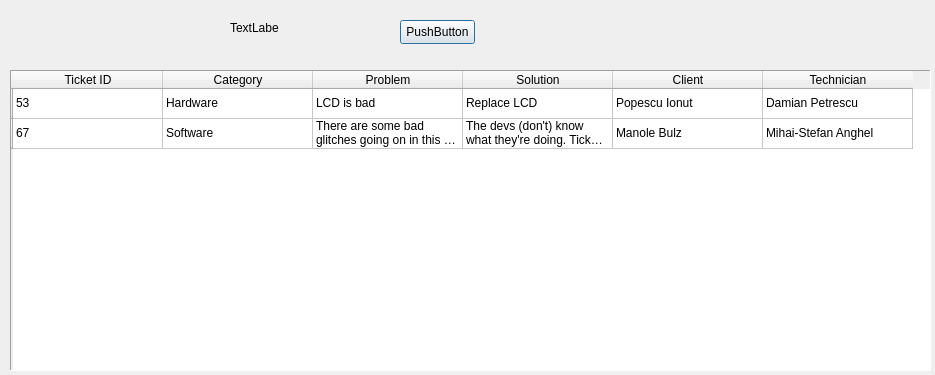
The window that DroidRepairQtClient/ticketviewerdialog.ui (AndreiVladescu/DroidRepair-Ticketing-App) describes before a commit, drawn with Qt 5.
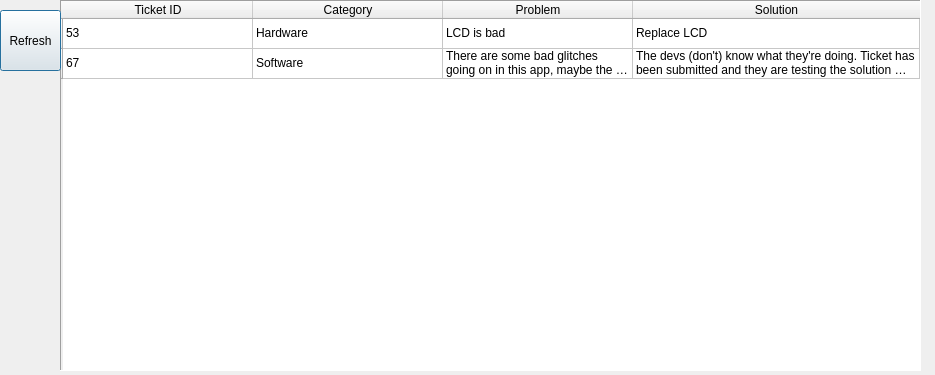
The same window after the commit.

The edit to the form file:
```diff
--- a/DroidRepairQtClient/ticketviewerdialog.ui
+++ b/DroidRepairQtClient/ticketviewerdialog.ui
@@ -16,10 +16,10 @@
   <widget class="QTableWidget" name="ticketTableWidget">
    <property name="geometry">
     <rect>
-     <x>10</x>
-     <y>70</y>
-     <width>921</width>
-     <height>301</height>
+     <x>60</x>
+     <y>0</y>
+     <width>861</width>
+     <height>371</height>
     </rect>
    </property>
    <property name="maximumSize">
@@ -47,13 +47,13 @@
     <bool>false</bool>
    </attribute>
    <attribute name="horizontalHeaderDefaultSectionSize">
-    <number>150</number>
+    <number>190</number>
    </attribute>
    <attribute name="horizontalHeaderHighlightSections">
     <bool>true</bool>
    </attribute>
    <attribute name="horizontalHeaderStretchLastSection">
-    <bool>false</bool>
+    <bool>true</bool>
    </attribute>
    <attribute name="verticalHeaderStretchLastSection">
     <bool>false</bool>
@@ -88,16 +88,6 @@
      <string>Solution</string>
     </property>
    </column>
-   <column>
-    <property name="text">
-     <string>Client</string>
-    </property>
-   </column>
-   <column>
-    <property name="text">
-     <string>Technician</string>
-    </property>
-   </column>
    <item row="0" column="0">
     <property name="text">
      <string>53</string>
@@ -118,16 +108,6 @@
      <string>Replace LCD</string>
     </property>
    </item>
-   <item row="0" column="4">
-    <property name="text">
-     <string>Popescu Ionut</string>
-    </property>
-   </item>
-   <item row="0" column="5">
-    <property name="text">
-     <string>Damian Petrescu</string>
-    </property>
-   </item>
    <item row="1" column="0">
     <property name="text">
      <string>67</string>
@@ -148,41 +128,18 @@
      <string>The devs (don't) know what they're doing. Ticket has been submitted and they are testing the solution right now.</string>
     </property>
    </item>
-   <item row="1" column="4">
-    <property name="text">
-     <string>Manole Bulz</string>
-    </property>
-   </item>
-   <item row="1" column="5">
-    <property name="text">
-     <string>Mihai-Stefan Anghel</string>
-    </property>
-   </item>
-  </widget>
-  <widget class="QLabel" name="label">
-   <property name="geometry">
-    <rect>
-     <x>230</x>
-     <y>20</y>
-     <width>49</width>
-     <height>16</height>
-    </rect>
-   </property>
-   <property name="text">
-    <string>TextLabel</string>
-   </property>
   </widget>
   <widget class="QPushButton" name="pushButton">
    <property name="geometry">
     <rect>
-     <x>400</x>
-     <y>20</y>
-     <width>75</width>
-     <height>24</height>
+     <x>0</x>
+     <y>10</y>
+     <width>61</width>
+     <height>61</height>
     </rect>
    </property>
    <property name="text">
-    <string>PushButton</string>
+    <string>Refresh</string>
    </property>
   </widget>
  </widget>
```
